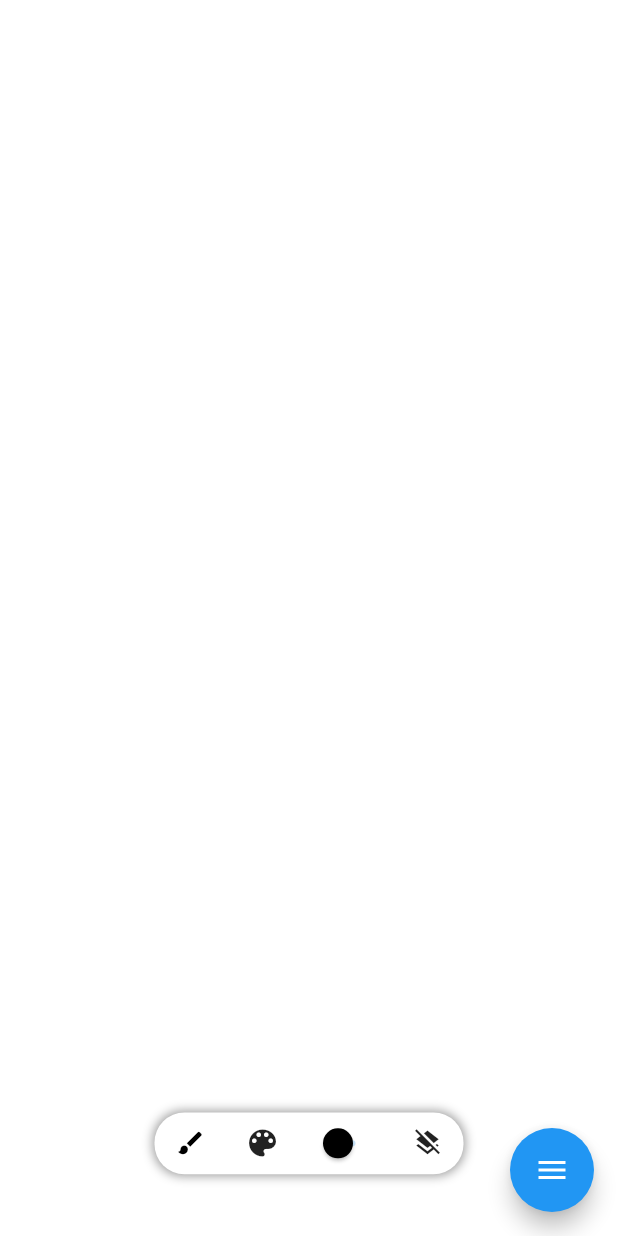
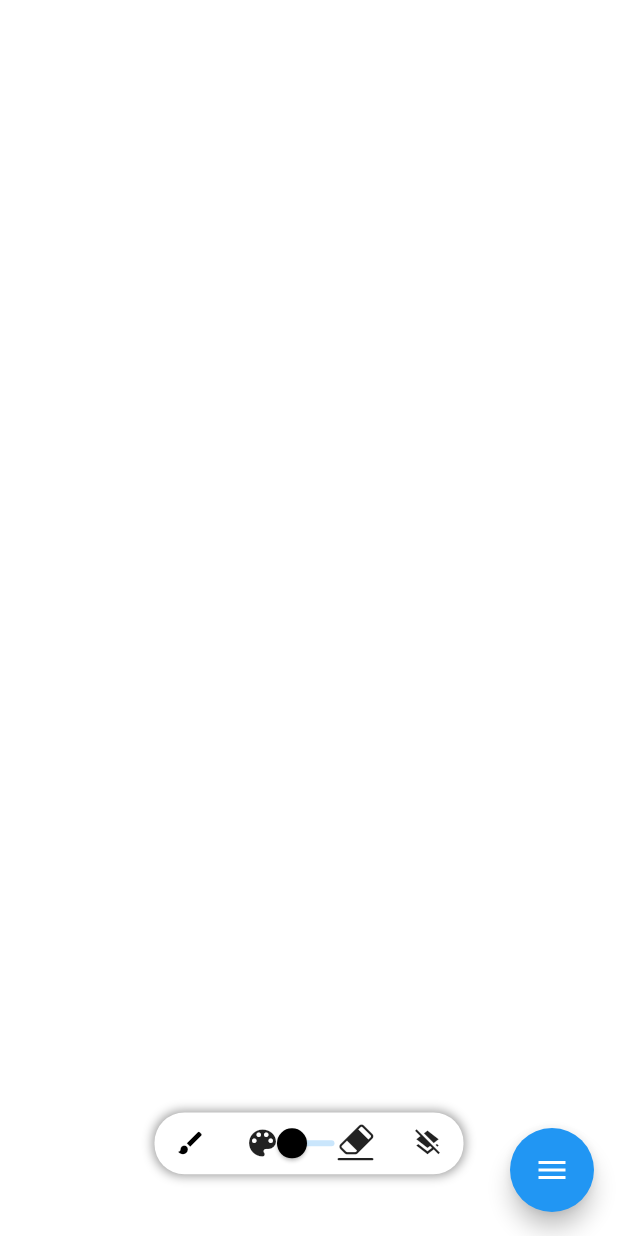
Before and after one commit to HassanFathi100/paint-app, a Flutter app: the screen it shows after launch, after a tap on the "layers clear" icon, on a phone screen of 412 x 824 dp. Run offline on Flutter 3.47's test engine with Material 2 defaults, Android fonts, the phone set to English and light mode, and no system bars; drawn by our look-alikes of flutter_speed_dial, screenshot; our stand-ins replace flutter_colorpicker, image_gallery_saver, permission_handler.

Commit message:
added eraser

```diff
--- a/lib/main.dart
+++ b/lib/main.dart
@@ -9,6 +9,7 @@ import 'package:flutter_speed_dial/flutter_speed_dial.dart';
 
 import 'package:flutter_colorpicker/flutter_colorpicker.dart';
 import 'package:image_gallery_saver/image_gallery_saver.dart';
+import 'package:paint_app/my_custom_icons_icons.dart';
 import 'package:permission_handler/permission_handler.dart';
 import 'package:screenshot/screenshot.dart';
 
@@ -23,7 +24,7 @@ class MyApp extends StatelessWidget {
   Widget build(BuildContext context) {
     return MaterialApp(
       debugShowCheckedModeBanner: false,
-      title: 'Paint 4 Kids',
+      title: 'Paint',
       theme: ThemeData(
         primarySwatch: Colors.blue,
       ),
@@ -50,7 +51,10 @@ class MyHomePage extends StatefulWidget {
   @override
   State<MyHomePage> createState() => _MyHomePageState();
 }
+
 late Color canvasColor;
+bool eraserFlag = false;
+
 class _MyHomePageState extends State<MyHomePage> {
   List<DrawingArea> points = [];
   late Color selectedColor;
@@ -80,8 +84,7 @@ class _MyHomePageState extends State<MyHomePage> {
     return result['filePath'];
   }
 
-  Widget canvas() => CustomPaint(
-            painter: MyCustomPainter(points: points));
+  Widget canvas() => CustomPaint(painter: MyCustomPainter(points: points));
 
   Widget painter() => GestureDetector(
         onPanDown: (details) {
@@ -114,7 +117,6 @@ class _MyHomePageState extends State<MyHomePage> {
         child: ClipRRect(
           // borderRadius: BorderRadius.all(Radius.circular(20)),
           child: canvas(),
-
         ),
       );
 
@@ -175,8 +177,7 @@ class _MyHomePageState extends State<MyHomePage> {
     final double width = MediaQuery.of(context).size.width;
     final double height = MediaQuery.of(context).size.height;
 
-    return
-      Scaffold(
+    return Scaffold(
       extendBodyBehindAppBar: true,
       body: Stack(
         children: <Widget>[
@@ -199,13 +200,10 @@ class _MyHomePageState extends State<MyHomePage> {
               crossAxisAlignment: CrossAxisAlignment.center,
               children: <Widget>[
                 Container(
-                      width: width ,
-                      height: height ,
+                    width: width,
+                    height: height,
                     child: Screenshot(
-                        controller: widgetImageController,
-                        child: painter()
-                        )
-                      ),
+                        controller: widgetImageController, child: painter())),
               ],
             ),
           ),
@@ -229,19 +227,19 @@ class _MyHomePageState extends State<MyHomePage> {
               child: Row(
                 children: <Widget>[
                   IconButton(
+                    // Brush
                     onPressed: () {
-                              selectBrushColor();
+                      selectedColor = Colors.black;
                     },
                     icon: Icon(Icons.brush),
                     iconSize: 20,
                     color: Colors.black,
                   ),
                   IconButton(
-                            onPressed: (){
-                              selectCanvasColor();
+                      onPressed: () {
+                        selectBrushColor();
                       },
-                            icon: Icon(Icons.color_lens),
-                           ),
+                      icon: Icon(Icons.color_lens)),
                   Expanded(
                       child: Slider(
                           min: 1.0,
@@ -254,6 +252,16 @@ class _MyHomePageState extends State<MyHomePage> {
                             });
                           })),
                   IconButton(
+                    // Eraser
+                    onPressed: () {
+                      setState(() {
+                        selectedColor = Colors.white;
+                      });
+                    },
+                    icon: Icon(MyCustomIcons.eraser_fill),
+                  ),
+                  IconButton(
+                    // Clear Canvas
                     onPressed: () {
                       setState(() {
                         points.clear();
@@ -273,23 +281,20 @@ class _MyHomePageState extends State<MyHomePage> {
         foregroundColor: Colors.white,
         // backgroundColor: Color.fromARGB(255, 255, 255, 255),
 
-
         children: [
-            SpeedDialChild( // Load photo
+          SpeedDialChild(
+              // Load photo
               // backgroundColor: Color.fromARGB(255, 155, 40, 200),
               // foregroundColor: Colors.white,
-              child: Icon(
-                Icons.upload_file
-                )
-              ),
-            SpeedDialChild( // Save Painting
+              child: Icon(Icons.upload_file)),
+          SpeedDialChild(
+              // Save Painting
               // backgroundColor: Color.fromARGB(255, 155, 40, 200),
               // foregroundColor: Colors.white,
               label: 'Save Painting',
               child: Icon(Icons.save),
               onTap: () async {
-                  final paintingImage =
-                      await widgetImageController.capture();
+                final paintingImage = await widgetImageController.capture();
 
                 if (paintingImage == null) return;
                 await saveImage(paintingImage);
@@ -297,7 +302,6 @@ class _MyHomePageState extends State<MyHomePage> {
         ],
       ),
     );
-
   }
 }
 
@@ -312,6 +316,7 @@ class MyCustomPainter extends CustomPainter {
     Rect box = Rect.fromLTWH(0, 0, size.width, size.height);
 
     canvas.drawRect(box, background);
+    final blendMode = BlendMode.clear;
 
     for (int x = 0; x < points.length - 1; x++) {
       if (points[x].point != Offset.zero &&
--- /dev/null
+++ b/lib/my_custom_icons_icons.dart
@@ -0,0 +1,26 @@
+/// Flutter icons MyCustomIcons
+/// Copyright (C) 2022 by original authors @ fluttericon.com, fontello.com
+/// This font was generated by FlutterIcon.com, which is derived from Fontello.
+///
+/// To use this font, place it in your fonts/ directory and include the
+/// following in your pubspec.yaml
+///
+/// flutter:
+///   fonts:
+///    - family:  MyCustomIcons
+///      fonts:
+///       - asset: fonts/MyCustomIcons.ttf
+///
+///
+///
+import 'package:flutter/widgets.dart';
+
+class MyCustomIcons {
+  MyCustomIcons._();
+
+  static const _kFontFam = 'MyCustomIcons';
+  static const String? _kFontPkg = null;
+
+  static const IconData eraser_outline = IconData(0xe800, fontFamily: _kFontFam, fontPackage: _kFontPkg);
+  static const IconData eraser_fill = IconData(0xe801, fontFamily: _kFontFam, fontPackage: _kFontPkg);
+}
```
Also changed, not shown: pubspec.yaml (+10 -6 lines), assets/MyCustomIcons.ttf (added), assets/logo.png (added). Lines whose indentation alone changed are shown as unchanged.
